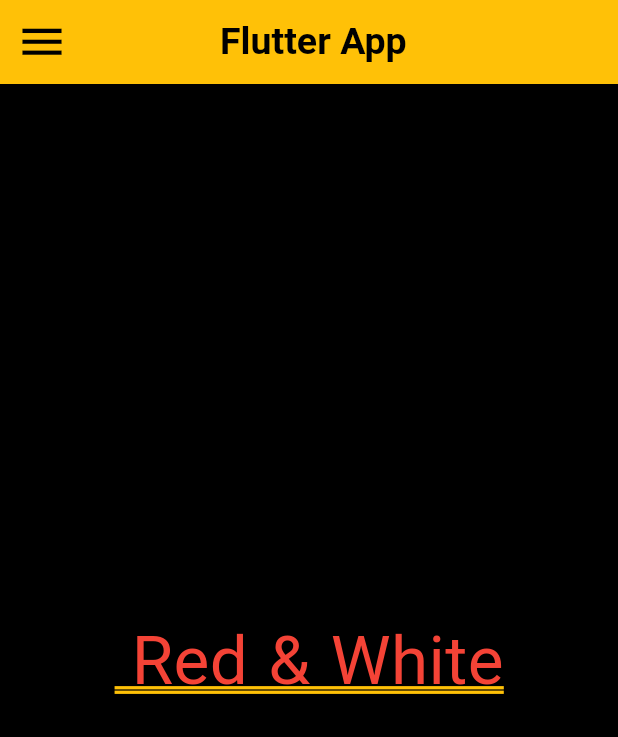
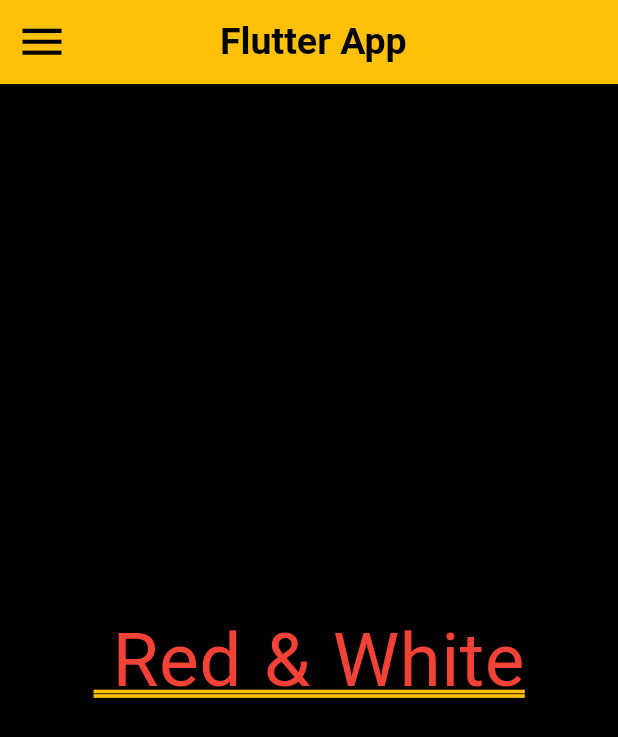
Before and after one commit to Shalu6634/flutter_app3, a Flutter app: the screen it shows after launch, on a phone screen of 412 x 824 dp. Shown: the top 737 px of the screen. Run offline on Flutter 3.47's test engine with Material 3 defaults, Android fonts, the phone set to English and light mode, and no system bars.

Commit message:
19-03-2024

```diff
--- a/lib/main.dart
+++ b/lib/main.dart
@@ -54,7 +54,7 @@ class _MyHomePageState extends State<MyHomePage> {
           children: <Widget>[
              Text(
               ' Red & White',style: TextStyle(color: Colors.red,
-                 fontSize: 45,decoration: TextDecoration.underline,
+                 fontSize: 50,decoration: TextDecoration.underline,
                  decorationStyle: TextDecorationStyle.double,
                  wordSpacing: 2,decorationColor: Colors.amber,),
             ),
```
